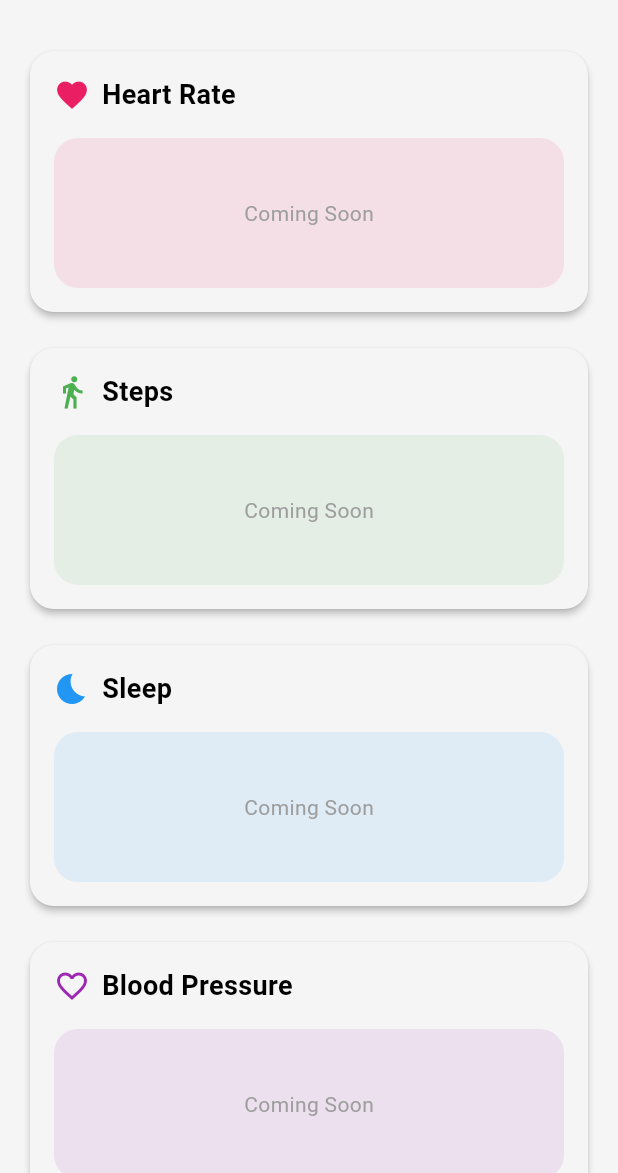
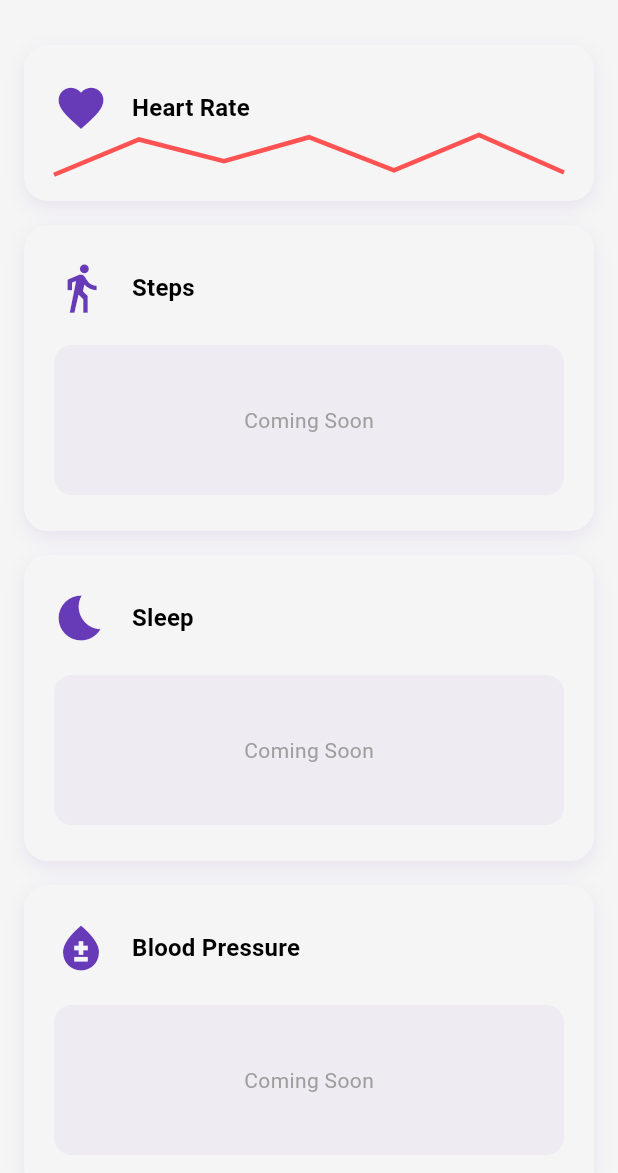
Before and after one commit to greyscriptdg/PulseBoard_FlutterUI_HealthVitalsDashboard, a Flutter app: the screen it shows after launch, on a phone screen of 412 x 824 dp, the part 63-1236 px from its top. Run offline on Flutter 3.47's test engine with Material 3 defaults, Android fonts, the phone set to English and light mode, and no system bars.

Commit message:
Integrated Heart Rate Chart into Dashboard and updated PlaceholderCard
- Connected HeartRateChart widget to Heart Rate card in dashboard_screen.dart
- Modified PlaceholderCard to accept optional child widget for custom content

```diff
--- a/lib/screens/dashboard_screen.dart
+++ b/lib/screens/dashboard_screen.dart
@@ -1,6 +1,6 @@
 import 'package:flutter/material.dart';
 import '../widgets/placeholder_card.dart';
-import '../core/constants.dart';
+import '../widgets/heart_rate_chart.dart';
 
 class DashboardScreen extends StatelessWidget {
   const DashboardScreen({super.key});
@@ -11,41 +11,35 @@ class DashboardScreen extends StatelessWidget {
       appBar: AppBar(
         title: const Text('PulseBoard'),
       ),
-      body: SafeArea(
-        child: ListView(
-          padding: const EdgeInsets.all(AppSpacing.screenPadding),
+      body: ListView(
+        padding: const EdgeInsets.all(16),
         children: [
-            PlaceholderCard(
+          const PlaceholderCard(
             title: 'Heart Rate',
             icon: Icons.favorite,
-              cardColor: AppColors.heartRateColor,
+            child: HeartRateChart(),
           ),
-            const SizedBox(height: AppSpacing.itemSpacing),
-            PlaceholderCard(
+          const SizedBox(height: 16),
+          const PlaceholderCard(
             title: 'Steps',
             icon: Icons.directions_walk,
-              cardColor: AppColors.stepsColor,
           ),
-            const SizedBox(height: AppSpacing.itemSpacing),
-            PlaceholderCard(
+          const SizedBox(height: 16),
+          const PlaceholderCard(
             title: 'Sleep',
             icon: Icons.bedtime,
-              cardColor: AppColors.sleepColor,
           ),
-            const SizedBox(height: AppSpacing.itemSpacing),
-            PlaceholderCard(
+          const SizedBox(height: 16),
+          const PlaceholderCard(
             title: 'Blood Pressure',
-              icon: Icons.favorite_border,
-              cardColor: AppColors.bloodPressureColor,
+            icon: Icons.bloodtype,
           ),
-            const SizedBox(height: AppSpacing.itemSpacing),
-            PlaceholderCard(
+          const SizedBox(height: 16),
+          const PlaceholderCard(
             title: 'Stress',
-              icon: Icons.psychology,
-              cardColor: AppColors.stressColor,
+            icon: Icons.self_improvement,
           ),
         ],
-        ),
       ),
     );
   }
--- a/lib/widgets/placeholder_card.dart
+++ b/lib/widgets/placeholder_card.dart
@@ -1,57 +1,65 @@
 import 'package:flutter/material.dart';
-import '../core/constants.dart';
 
 class PlaceholderCard extends StatelessWidget {
   final String title;
   final IconData icon;
-  final Color cardColor;
+  final Widget? child; // 👈 New Optional Child
 
   const PlaceholderCard({
     super.key,
     required this.title,
     required this.icon,
-    required this.cardColor,
+    this.child,
   });
 
   @override
   Widget build(BuildContext context) {
-    return Card(
-      child: Padding(
-        padding: const EdgeInsets.all(AppSpacing.cardPadding),
+    final theme = Theme.of(context);
+    return Container(
+      decoration: BoxDecoration(
+        color: theme.colorScheme.surface,
+        borderRadius: BorderRadius.circular(16),
+        boxShadow: [
+          BoxShadow(
+            color: theme.primaryColor.withOpacity(0.1),
+            blurRadius: 10,
+            offset: const Offset(0, 4),
+          ),
+        ],
+      ),
+      padding: const EdgeInsets.symmetric(vertical: 24, horizontal: 20),
       child: Column(
         crossAxisAlignment: CrossAxisAlignment.start,
         children: [
           Row(
             children: [
-                Icon(
-                  icon,
-                  color: cardColor,
-                  size: 24,
-                ),
-                const SizedBox(width: 8),
+              Icon(icon, size: 36, color: theme.primaryColor),
+              const SizedBox(width: 16),
               Text(
                 title,
-                  style: AppTextStyles.cardTitle,
+                style: theme.textTheme.titleMedium?.copyWith(
+                  fontWeight: FontWeight.bold,
+                ),
               ),
             ],
           ),
-            const SizedBox(height: 16),
+          const SizedBox(height: 20),
+          child ??
               Container(
                 height: 100,
                 decoration: BoxDecoration(
-                color: cardColor.withOpacity(0.1),
-                borderRadius: BorderRadius.circular(AppSpacing.cardRadius),
+                  color: theme.colorScheme.primary.withOpacity(0.05),
+                  borderRadius: BorderRadius.circular(12),
                 ),
                 child: const Center(
                   child: Text(
-                  'Coming Soon',
-                  style: AppTextStyles.cardSubtitle,
+                    "Coming Soon",
+                    style: TextStyle(color: Colors.grey),
                   ),
                 ),
               ),
         ],
       ),
-      ),
     );
   }
 }
```
Also changed, not shown: lib/widgets/heart_rate_chart.dart (added, +88 -0 lines). Lines whose indentation alone changed are shown as unchanged.
